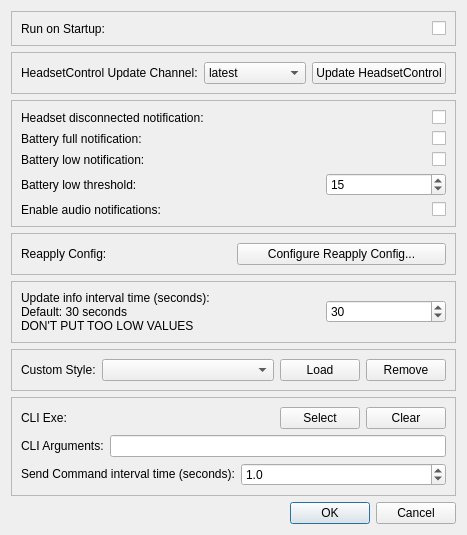
This is src/UI/settingswindow.ui in HeadsetControl-GUI/HeadsetControl-GUI as Qt 5 draws it before an edit. The edited form follows.
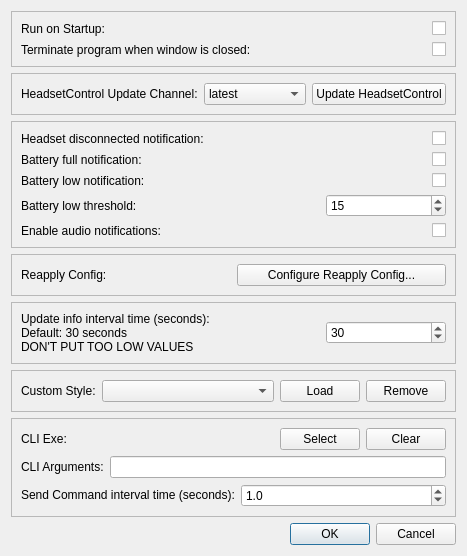
This is the edited form.

Commit message: Add terminateOnClose setting and update UI for window close behavior

What changed in the file:
```diff
--- a/src/UI/settingswindow.ui
+++ b/src/UI/settingswindow.ui
@@ -31,6 +31,8 @@
      <property name="frameShadow">
       <enum>QFrame::Shadow::Raised</enum>
      </property>
+     <layout class="QVBoxLayout" name="verticalLayout_startup">
+      <item>
      <layout class="QHBoxLayout" name="horizontalLayout">
       <item>
        <widget class="QLabel" name="runonstartupLabel">
@@ -51,6 +53,29 @@
          <string/>
         </property>
        </widget>
+        </item>
+       </layout>
+      </item>
+      <item>
+       <layout class="QHBoxLayout" name="horizontalLayout_terminate">
+        <item>
+         <widget class="QLabel" name="terminateOnCloseLabel">
+          <property name="text">
+           <string>Terminate program when window is closed:</string>
+          </property>
+         </widget>
+        </item>
+        <item>
+         <widget class="QCheckBox" name="terminateOnCloseCheckBox">
+          <property name="layoutDirection">
+           <enum>Qt::LayoutDirection::RightToLeft</enum>
+          </property>
+          <property name="text">
+           <string/>
+          </property>
+         </widget>
+        </item>
+       </layout>
       </item>
      </layout>
     </widget>
```
Lines whose indentation alone changed are shown as unchanged. The commit also changes 7 other files.
